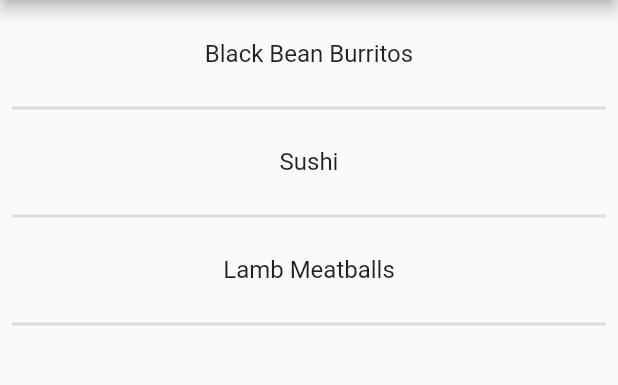
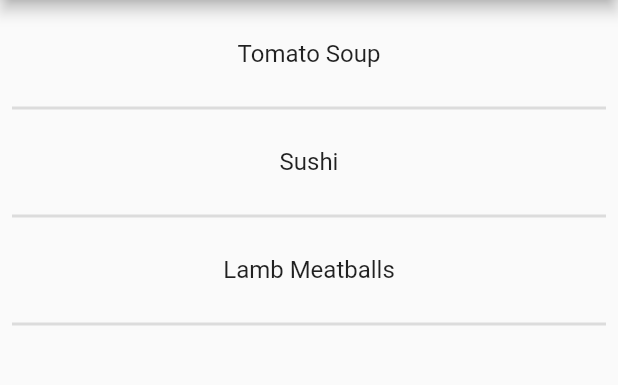
Before and after one commit to hfcook3/meal-manager, a Flutter app: the screen it shows after launch, on a phone screen of 412 x 824 dp, the part 84-469 px from its top. Run offline on Flutter 3.47's test engine with Material 2 defaults, Android fonts, the phone set to English and light mode, and no system bars.

Commit message:
Added recipe model and updated list view to use it

```diff
--- a/lib/main.dart
+++ b/lib/main.dart
@@ -1,4 +1,5 @@
 import 'package:flutter/material.dart';
+import 'recipe_model.dart';
 
 void main() => runApp(MealManager());
 
@@ -16,10 +17,10 @@ class MealManager extends StatelessWidget {
 }
 
 class MealListState extends State<MealList> {
-  final List<String> _recipeTitleList = <String>[
-    'Black Bean Burritos',
-    'Sushi',
-    'Lamb Meatballs'
+  final List<Recipe> _recipeList = <Recipe>[
+    new Recipe('Tomato Soup', new List<String>(), new List<String>()),
+    new Recipe('Sushi', new List<String>(), new List<String>()),
+    new Recipe('Lamb Meatballs', new List<String>(), new List<String>()),
   ];
 
   @override
@@ -34,21 +35,21 @@ class MealListState extends State<MealList> {
   Widget _buildRecipes() {
     return ListView.builder(
       padding: const EdgeInsets.all(8),
-      itemCount: _recipeTitleList.length * 2,
+      itemCount: _recipeList.length * 2,
       itemBuilder: (BuildContext context, int i) {
         if (i.isOdd) {
           return Divider(
             thickness: 2.0,
           );
         } else {
-          return _buildRecipeTile(_recipeTitleList[i ~/ 2]);
+          return _buildRecipeTile(_recipeList[i ~/ 2]);
         }
       },
     );
   }
 
-  Widget _buildRecipeTile(String recipeTitle) {
-    return ListTile(title: Center(child: Text(recipeTitle)));
+  Widget _buildRecipeTile(Recipe recipe) {
+    return ListTile(title: Center(child: Text(recipe.title)));
   }
 }
 
--- /dev/null
+++ b/lib/recipe_model.dart
@@ -0,0 +1,7 @@
+class Recipe {
+  final String title;
+  final List<String> ingredients;
+  final List<String> steps;
+
+  Recipe(this.title, this.ingredients, this.steps);
+}
```
